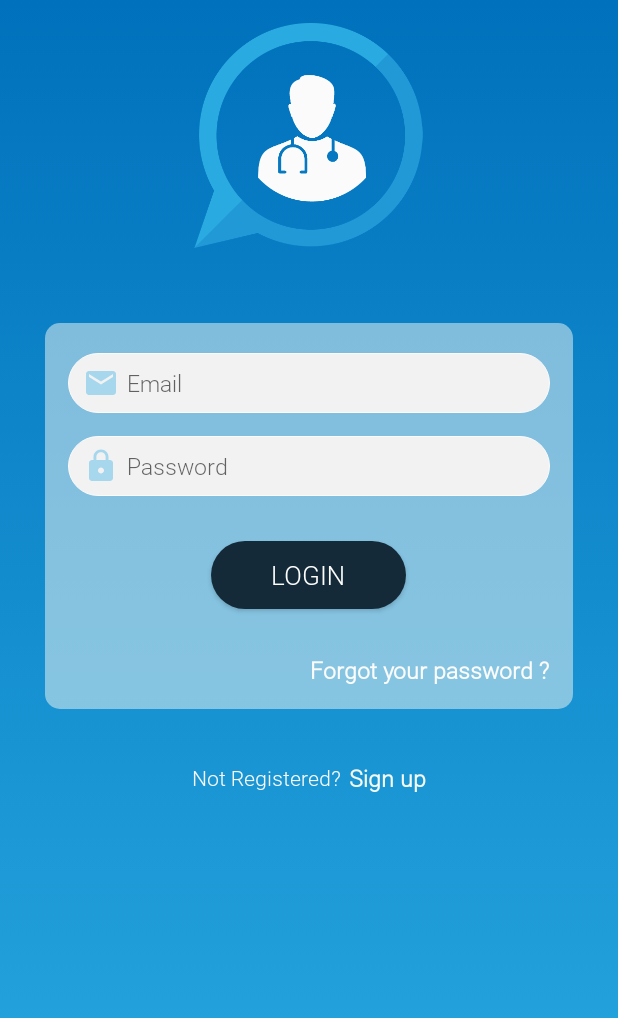
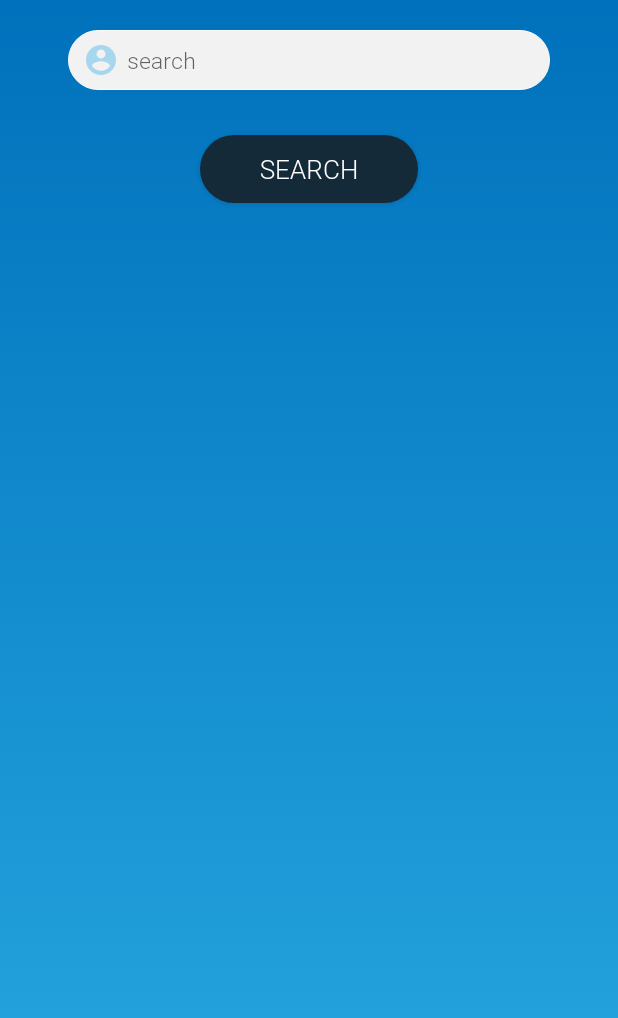
Before and after one commit to amr-ah/DoctorFinder, an Android app: the screen it shows after launch (LoginActivity before the commit, search after it), after a tap on "LOGIN", on a phone screen of 412 x 824 dp. Shown: the top 1018 px of the screen. Run offline under Robolectric (Android 15) with nearby library versions, the phone set to English and light mode, and no system bars; our stand-ins replace Firebase (no records; nobody signed in at launch, a user with empty details on screens opened directly); plain views replace RecycleListView; 1 statement that could not run was skipped.

Commit message:
Merge branch 'master' of /home/amr/DoctorFinder/Doctor-Finder with conflicts.

```diff
--- a/app/src/main/AndroidManifest.xml
+++ b/app/src/main/AndroidManifest.xml
@@ -1,9 +1,9 @@
 <?xml version="1.0" encoding="utf-8"?>
 <manifest xmlns:android="http://schemas.android.com/apk/res/android"
-          xmlns:tools="http://schemas.android.com/tools"
-          package="capstone.com.doctorfinder">
+    xmlns:tools="http://schemas.android.com/tools"
+    package="capstone.com.doctorfinder">
 
-    <uses-permission android:name="android.permission.INTERNET"/>
+    <uses-permission android:name="android.permission.INTERNET" />
 
     <application
         android:allowBackup="true"
@@ -15,16 +15,15 @@
         tools:replace="android:icon">
         <activity android:name=".MainActivity">
             <intent-filter>
-                <action android:name="android.intent.action.MAIN"/>
+                <action android:name="android.intent.action.MAIN" />
 
-                <category android:name="android.intent.category.LAUNCHER"/>
+                <category android:name="android.intent.category.LAUNCHER" />
             </intent-filter>
         </activity>
-        <activity android:name=".LoginActivity"/>
-        <activity android:name=".SignUpActivity"/>
-        <activity android:name=".DoctorSignup"/>
-        <activity android:name=".DoctorMenu">
-        </activity>
+        <activity android:name=".LoginActivity" />
+        <activity android:name=".SignUpActivity" />
+        <activity android:name=".DoctorSignup" />
+        <activity android:name=".search"></activity>
     </application>
 
 </manifest>
--- a/app/src/main/java/capstone/com/doctorfinder/LoginActivity.java
+++ b/app/src/main/java/capstone/com/doctorfinder/LoginActivity.java
@@ -52,7 +52,11 @@ public class LoginActivity extends AppCompatActivity implements View.OnClickList
     }
 
     public void login() {
-        String Email = EmailTextView.getText().toString().trim();
+
+        Intent login = new Intent(LoginActivity.this, search.class);
+        startActivity(login);
+
+        /*String Email = EmailTextView.getText().toString().trim();
         String Password = PasswordTextView.getText().toString().trim();
 
         if (TextUtils.isEmpty(Email)) {
@@ -113,7 +117,7 @@ public class LoginActivity extends AppCompatActivity implements View.OnClickList
                     Toast.makeText(LoginActivity.this, "Email and password don't match", Toast.LENGTH_SHORT).show();
                 }
             }
-        });
+        });*/
 
     }
 
--- /dev/null
+++ b/app/src/main/java/capstone/com/doctorfinder/search.java
@@ -0,0 +1,37 @@
+package capstone.com.doctorfinder;
+
+import android.support.v7.app.AppCompatActivity;
+import android.os.Bundle;
+import android.support.v7.widget.RecyclerView;
+import android.view.View;
+import android.widget.AutoCompleteTextView;
+import android.widget.Button;
+
+public class search extends AppCompatActivity {
+
+    private AutoCompleteTextView SearchTextView;
+    private Button SearchButton;
+    private RecyclerView ResultList;
+    @Override
+    protected void onCreate(Bundle savedInstanceState) {
+        super.onCreate(savedInstanceState);
+        setContentView(R.layout.activity_search);
+        SearchTextView = (AutoCompleteTextView)findViewById(R.id.SearchTextView);
+        SearchButton = (Button) findViewById(R.id.SearchButton);
+        ResultList = (RecyclerView) findViewById(R.id.result_list);
+
+        SearchButton.setOnClickListener(new View.OnClickListener() {
+            @Override
+            public void onClick(View v) {
+                fireBaseDoctorSearch();
+            }
+        });
+    }
+
+    private void fireBaseDoctorSearch() {
+
+        FirebaseRecycleradapter
+
+    }
+
+}
--- /dev/null
+++ b/app/src/main/res/layout/activity_search.xml
@@ -0,0 +1,60 @@
+<?xml version="1.0" encoding="utf-8"?>
+<LinearLayout
+    xmlns:android="http://schemas.android.com/apk/res/android"
+    xmlns:app="http://schemas.android.com/apk/res-auto"
+    xmlns:tools="http://schemas.android.com/tools"
+    android:layout_width="match_parent"
+    android:layout_height="match_parent"
+    android:background="@drawable/backgradiant"
+    android:orientation="vertical"
+    tools:context="capstone.com.doctorfinder.SignUpActivity">
+        android:layout_width="match_parent"
+        android:layout_height="wrap_content"
+        android:paddingTop="40dp">
+        <LinearLayout
+            android:layout_width="match_parent"
+            android:layout_height="match_parent"
+            android:layout_marginEnd="30dp"
+            android:layout_marginStart="30dp"
+            android:orientation="vertical">
+
+            <AutoCompleteTextView
+                android:id="@+id/SearchTextView"
+                android:layout_width="match_parent"
+                android:layout_height="40dp"
+                android:layout_marginEnd="15dp"
+                android:layout_marginStart="15dp"
+                android:layout_marginTop="20dp"
+                android:background="@drawable/rounded_white"
+                android:drawableLeft="@drawable/ic_account_circle_black_24dp"
+                android:drawablePadding="5dp"
+                android:hint="search"
+                android:paddingLeft="@null"
+                android:paddingStart="10dp"
+                android:textSize="15sp" />
+
+            <Button
+                android:id="@+id/SearchButton"
+                android:layout_width="wrap_content"
+                android:layout_height="45dp"
+                android:layout_gravity="center"
+                android:layout_marginBottom="30dp"
+                android:layout_marginTop="30dp"
+                android:background="@drawable/button_background"
+                android:paddingLeft="40dp"
+                android:paddingRight="40dp"
+                android:text="search"
+                android:textColor="#fff"
+                android:textSize="17sp"
+                android:textStyle="normal" />
+
+            <android.support.v7.app.AlertController.RecycleListView
+                android:id="@+id/result_list"
+                android:layout_width="match_parent"
+                android:layout_height="match_parent">
+
+
+            </android.support.v7.app.AlertController.RecycleListView>
+        </LinearLayout>
+
+</LinearLayout>
```
Lines whose indentation alone changed are shown as unchanged.
